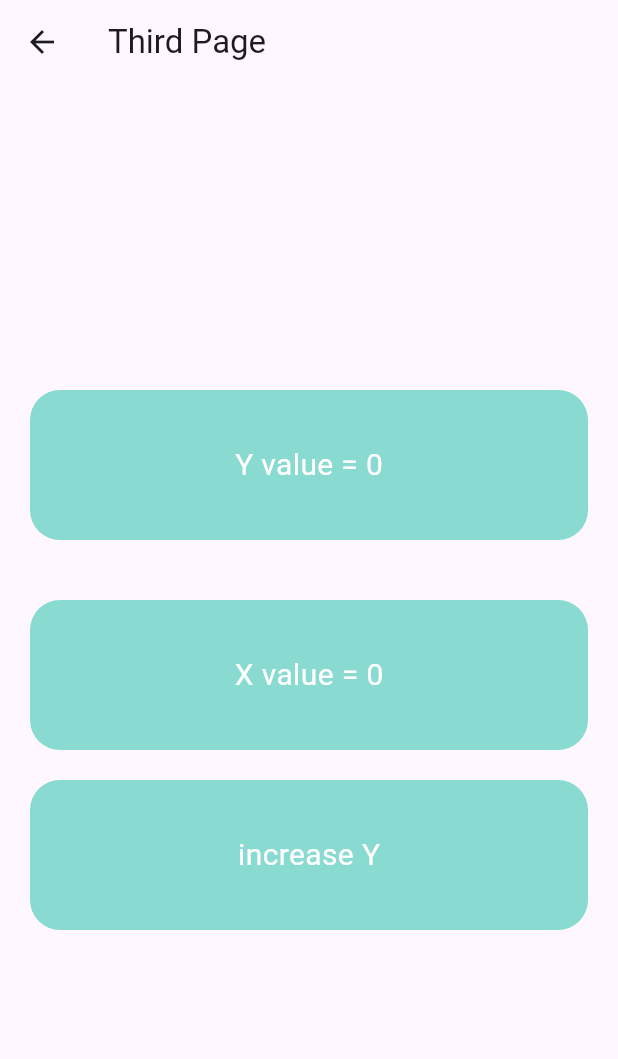
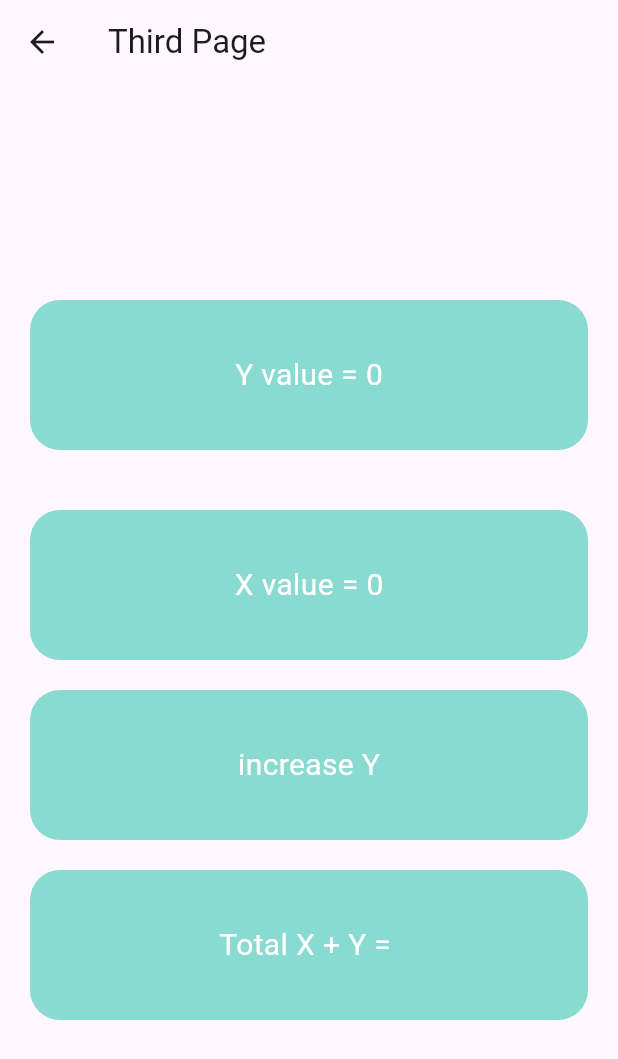
Before and after one commit to LivingstonTardzenyuy/Flutter-Projects, a Flutter app: the ThirdPage screen opened directly, on a phone screen of 412 x 824 dp. Shown: the top 1059 px of the screen. Run offline on Flutter 3.47's test engine with Material 3 defaults, Android fonts, the phone set to English and light mode, and no system bars; our stand-ins replace cloud_firestore, dropdown_button2, firebase_auth, firebase_core, font_awesome_flutter, get and 2 more; accounts and stored records are empty.

Commit message:
adding x and y

```diff
--- a/learning_getx/lib/controllers/tap_controller.dart
+++ b/learning_getx/lib/controllers/tap_controller.dart
@@ -8,6 +8,9 @@ class TapController extends GetxController{
 
     RxInt  _y = 0.obs;
     RxInt get y => _y;
+
+    int _z = 0;
+    int get z => _z;
 
     void increaseX() {
       _x++;
@@ -28,4 +31,9 @@ class TapController extends GetxController{
     void decreaseY(){
       _y.value--;
     }
+
+    void addXandY() {
+      _z = _x + _y.value;
+      print(_z);
+    }
 }
--- a/learning_getx/lib/pages/third_page.dart
+++ b/learning_getx/lib/pages/third_page.dart
@@ -69,7 +69,22 @@ class ThirdPage extends StatelessWidget {
                   child: Center(child: Text('increase Y', style: TextStyle(fontSize: 20, color: Colors.white),),),
                 ),
               ),
-
+              SizedBox(height: 20,),
+              GestureDetector(
+                onTap: () {
+                  Get.find<TapController>().addXandY();
+                },
+                child: Container(
+                  margin: const EdgeInsets.symmetric(horizontal: 20),
+                  width: double.maxFinite,
+                  height: 100,
+                  decoration: BoxDecoration(
+                      borderRadius: BorderRadius.circular(20),
+                      color: Color(0xFF89dad0)
+                  ),
+                  child: Center(child: Text('Total X + Y = ', style: TextStyle(fontSize: 20, color: Colors.white),),),
+                ),
+              ),
             ],
           ),
         )
```
